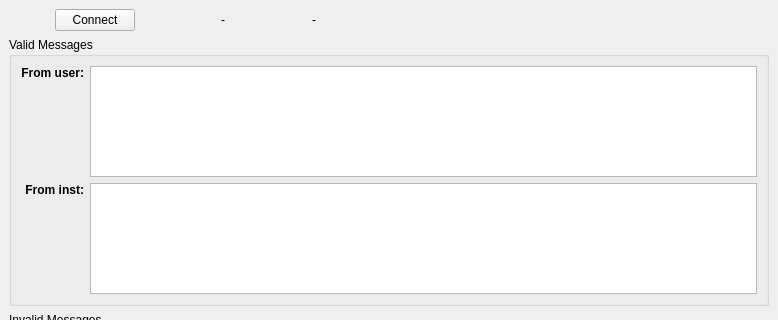
NCAR/nimbus, file instruments/instctrl/proxy/ProxyMainWindow.ui: the form before one commit; both pictures show x 0 to 778 and y 0 to 320 of the 778 by 612 pixel window.
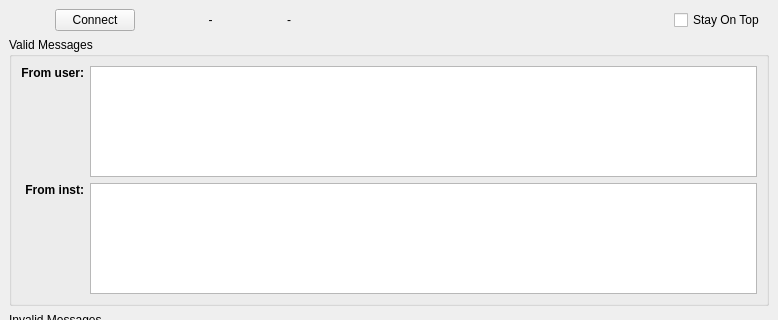
The form after the commit.

Commit message: Added "Stay On Top" checkbox on ProxyMainWindow.

```diff
--- a/instruments/instctrl/proxy/ProxyMainWindow.ui
+++ b/instruments/instctrl/proxy/ProxyMainWindow.ui
@@ -55,7 +55,7 @@
        </widget>
       </item>
       <item>
-       <layout class="QHBoxLayout" name="horizontalLayout" stretch="1,3,8">
+       <layout class="QHBoxLayout" name="horizontalLayout" stretch="1,3,8,0">
         <property name="spacing">
          <number>3</number>
         </property>
@@ -122,6 +122,13 @@
           </property>
          </widget>
         </item>
+        <item>
+         <widget class="QCheckBox" name="_onTop">
+          <property name="text">
+           <string>Stay On Top</string>
+          </property>
+         </widget>
+        </item>
        </layout>
       </item>
      </layout>
```
The commit also changes 2 other files.
